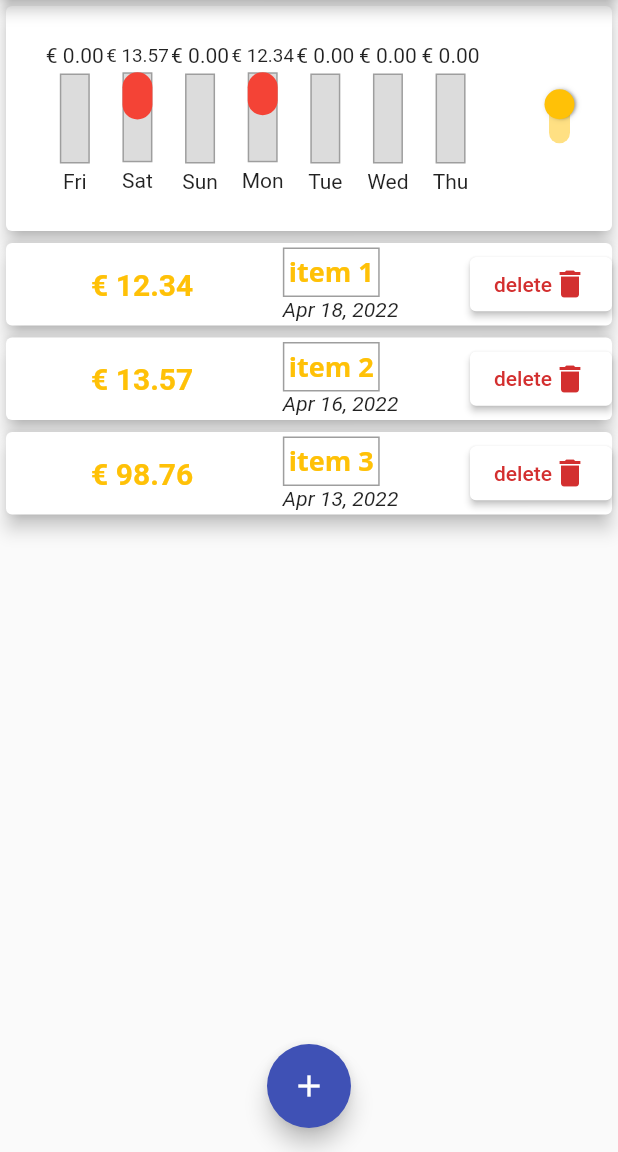
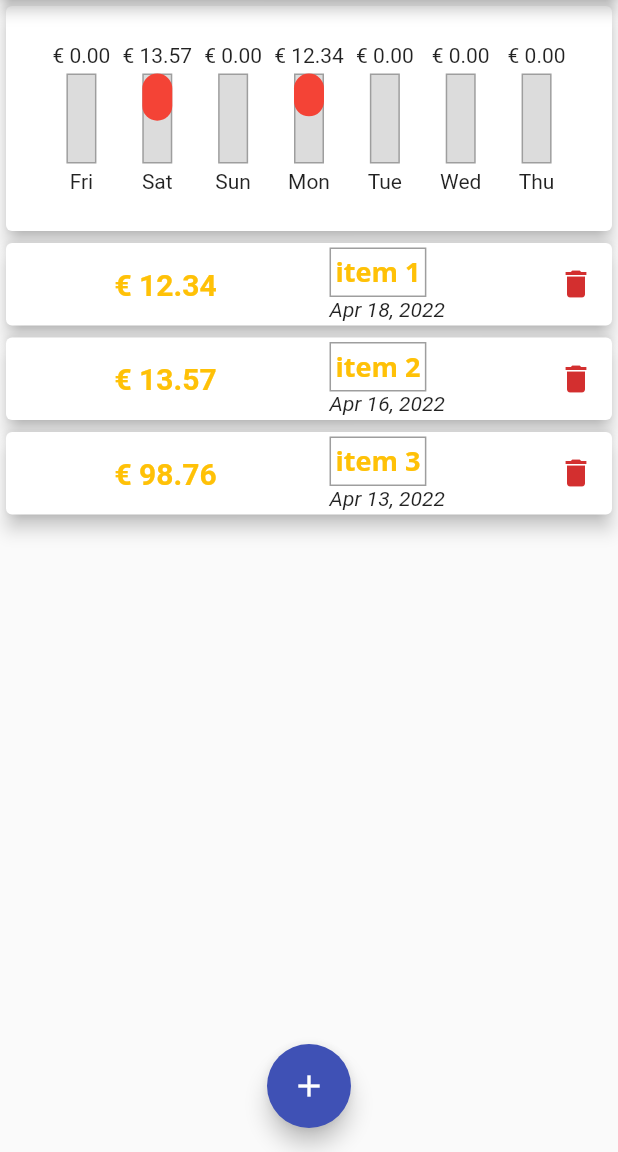
Before and after one commit to Wim-van-der-Veen/flutter_course-flutter_expenses, a Flutter app: the screen it shows after launch, on a phone screen of 412 x 824 dp, the part 84-1236 px from its top. Run offline on Flutter 3.47's test engine with Material 2 defaults, Android fonts, the phone set to English and light mode, and no system bars.

Commit message:
added cupertino

```diff
--- a/lib/main.dart
+++ b/lib/main.dart
@@ -120,10 +120,27 @@ class _MyHomePageState extends State<MyHomePage> {
 
   @override
   Widget build(BuildContext context) {
-    var appBar = AppBar(
-      title: const Text(
-        'FlutterExpenses Home',
+    final mediaQuery = MediaQuery.of(context);
+    final isLandscape = mediaQuery.orientation == Orientation.landscape;
+
+    const title = Text(
+      'FlutterExpenses Home',
+    );
+
+    final ObstructingPreferredSizeWidget appBarIos = CupertinoNavigationBar(
+      middle: title,
+      trailing: Row(
+        children: <Widget>[
+          GestureDetector(
+            onTap: () => _startAddNewTransaction(context),
+            child: const Icon(CupertinoIcons.add),
+          ),
+        ],
+        mainAxisSize: MainAxisSize.min,
       ),
+    );
+    final PreferredSizeWidget appBarAndroid = AppBar(
+      title: title,
       actions: <Widget>[
         IconButton(
           onPressed: () => _startAddNewTransaction(context),
@@ -131,19 +148,19 @@ class _MyHomePageState extends State<MyHomePage> {
         ),
       ],
     );
-    var chart = TransactionChart(_userTransactions);
-
-    return Scaffold(
-      appBar: appBar,
-      body: SingleChildScrollView(
+    final PreferredSizeWidget appBar =
+        Platform.isIOS ? appBarIos : appBarAndroid;
+    final chart = TransactionChart(_userTransactions, isLandscape);
+    final body = SafeArea(
+      child: SingleChildScrollView(
         child: Column(
           children: [
             chart,
             TransactionList(
               _userTransactions,
               _deleteTransaction,
-              MediaQuery.of(context).padding.top +
-                  MediaQuery.of(context).padding.bottom +
+              mediaQuery.padding.top +
+                  mediaQuery.padding.bottom +
                   appBar.preferredSize.height +
                   (TransactionChart.of(context) == null
                       ? 0.0
@@ -152,14 +169,23 @@ class _MyHomePageState extends State<MyHomePage> {
           ],
         ),
       ),
-      floatingActionButtonLocation: FloatingActionButtonLocation.centerFloat,
-      floatingActionButton: Platform.isIOS
-          ? Container()
-          : FloatingActionButton(
+    );
+
+    return Platform.isIOS
+        ? CupertinoPageScaffold(
+            child: body,
+            navigationBar: appBarIos,
+          )
+        : Scaffold(
+            appBar: appBarAndroid,
+            body: body,
+            floatingActionButtonLocation:
+                FloatingActionButtonLocation.centerFloat,
+            floatingActionButton: FloatingActionButton(
               onPressed: () => _startAddNewTransaction(context),
               child: _actionIcon,
               backgroundColor: Theme.of(context).colorScheme.primary,
             ),
-    );
+          );
   }
 }
--- /dev/null
+++ b/lib/widgets/general/adaptive_button.dart
@@ -0,0 +1,22 @@
+import 'dart:io';
+import 'package:flutter/cupertino.dart';
+import 'package:flutter/material.dart';
+
+class AdaptiveButton extends StatelessWidget {
+  final Widget child;
+  final void Function() onPressed;
+  final ButtonStyle style;
+  const AdaptiveButton(
+      {required this.child,
+      required this.onPressed,
+      this.style = const ButtonStyle(),
+      Key? key})
+      : super(key: key);
+
+  @override
+  Widget build(BuildContext context) {
+    return Platform.isIOS
+        ? CupertinoButton(child: child, onPressed: onPressed)
+        : TextButton(onPressed: onPressed, style: style, child: child);
+  }
+}
--- a/lib/widgets/transaction/transaction_card.dart
+++ b/lib/widgets/transaction/transaction_card.dart
@@ -58,7 +58,7 @@ class TransactionCard extends StatelessWidget {
             ),
           ),
           const Spacer(flex: 1),
-          MediaQuery.of(context).size.width > 400
+          MediaQuery.of(context).size.width > 500
               ? ElevatedButton(
                   onPressed: () => _deleteTransaction(_transaction.id),
                   child: Row(
--- a/lib/widgets/transaction/transaction_chart.dart
+++ b/lib/widgets/transaction/transaction_chart.dart
@@ -10,8 +10,9 @@ class TransactionChart extends StatefulWidget {
 
   final List<Transaction> _weekTransactions;
   final double _weekTotal;
+  final bool isLandscape;
 
-  TransactionChart._latest(start, transactions, {Key? key})
+  TransactionChart._latest(start, transactions, this.isLandscape, {Key? key})
       : _weekTransactions = List.generate(
           7,
           (index) {
@@ -35,7 +36,7 @@ class TransactionChart extends StatefulWidget {
             (current, Transaction transaction) => current + transaction.amount),
         super(key: key);
 
-  TransactionChart._start(start, transactions, {Key? key})
+  TransactionChart._start(start, transactions, isLandscape, {Key? key})
       : this._latest(
             start,
             transactions
@@ -43,17 +44,19 @@ class TransactionChart extends StatefulWidget {
                     transaction.date.millisecondsSinceEpoch >=
                     start.millisecondsSinceEpoch)
                 .toList(),
+            isLandscape,
             key: key);
 
-  TransactionChart._now(now, transactions, {Key? key})
+  TransactionChart._now(now, transactions, isLandscape, {Key? key})
       : this._start(
             DateTime(now.year, now.month, now.day)
                 .subtract(const Duration(days: 6)),
             transactions,
+            isLandscape,
             key: key);
 
-  TransactionChart(transactions, {Key? key})
-      : this._now(DateTime.now(), transactions, key: key);
+  TransactionChart(transactions, isLandscape, {Key? key})
+      : this._now(DateTime.now(), transactions, isLandscape, key: key);
 
   @override
   State<TransactionChart> createState() => _TransactionChartState();
@@ -81,7 +84,7 @@ class _TransactionChartState extends State<TransactionChart> {
         child: Row(
           mainAxisAlignment: MainAxisAlignment.spaceAround,
           children: [
-            ...(_showChart
+            ...((_showChart || !widget.isLandscape)
                 ? [
                     ...widget._weekTransactions
                         .map((transaction) => Flexible(
@@ -92,14 +95,16 @@ class _TransactionChartState extends State<TransactionChart> {
                                   '€ ${transaction.amount.toStringAsFixed(2)}'),
                             ))
                         .toList(),
-                    const Spacer(),
+                    !widget.isLandscape ? Container() : const Spacer(),
                   ]
                 : []),
-            RotatedBox(
+            !widget.isLandscape
+                ? Container()
+                : RotatedBox(
                     quarterTurns: 3,
                     child: SizedBox(
                       height: 20,
-                child: Switch(
+                      child: Switch.adaptive(
                         value: _showChart,
                         onChanged: _toggleChart,
                       ),
--- a/lib/widgets/transaction/transaction_new.dart
+++ b/lib/widgets/transaction/transaction_new.dart
@@ -1,5 +1,7 @@
 import 'package:flutter/material.dart';
 import 'package:intl/intl.dart';
+
+import '../general/adaptive_button.dart';
 
 class TransactionNew extends StatefulWidget {
   final Function _handleNew;
@@ -71,7 +73,7 @@ class _TransactionNewState extends State<TransactionNew> {
                 onSubmitted: (_) => submitData(),
                 // onChanged: _onChangedAmount,
               ),
-              TextButton(
+              AdaptiveButton(
                 child: Row(
                     children: _selectedDate == null
                         ? <Widget>[
@@ -99,10 +101,10 @@ class _TransactionNewState extends State<TransactionNew> {
                       ),
                 onPressed: () => _showDatePicker(context),
               ),
-              TextButton(
+              AdaptiveButton(
                 child: const Text('Add Transaction'),
+                onPressed: submitData,
                 style: TextButton.styleFrom(primary: Colors.purple),
-                onPressed: submitData,
               ),
             ],
           ),
```
Lines whose indentation alone changed are shown as unchanged.
